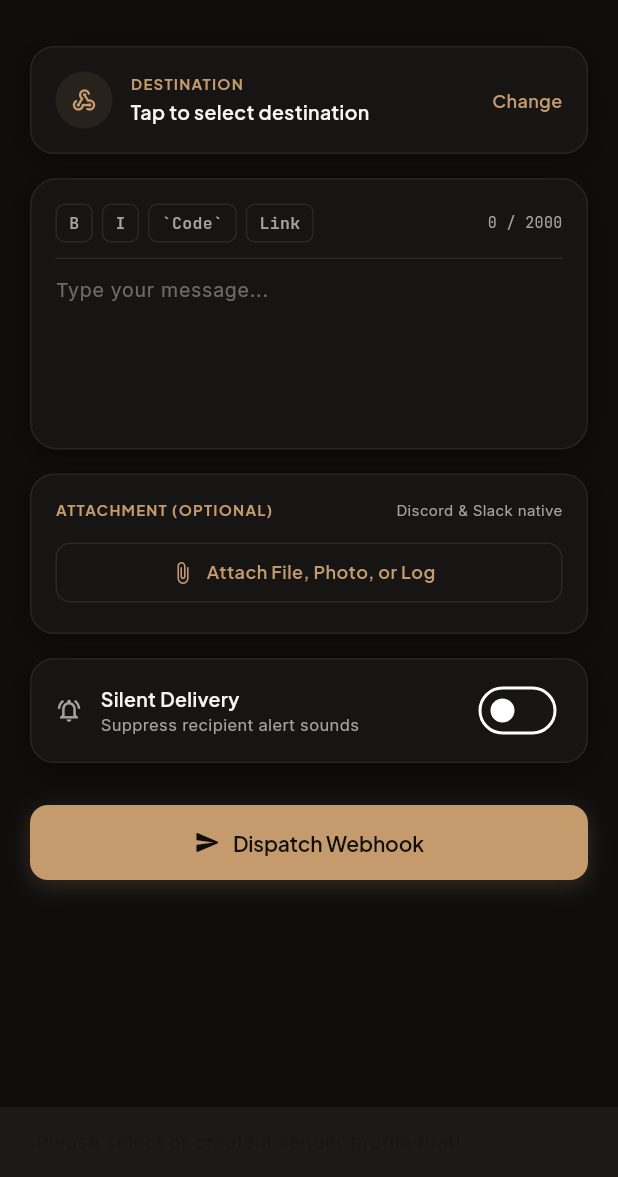
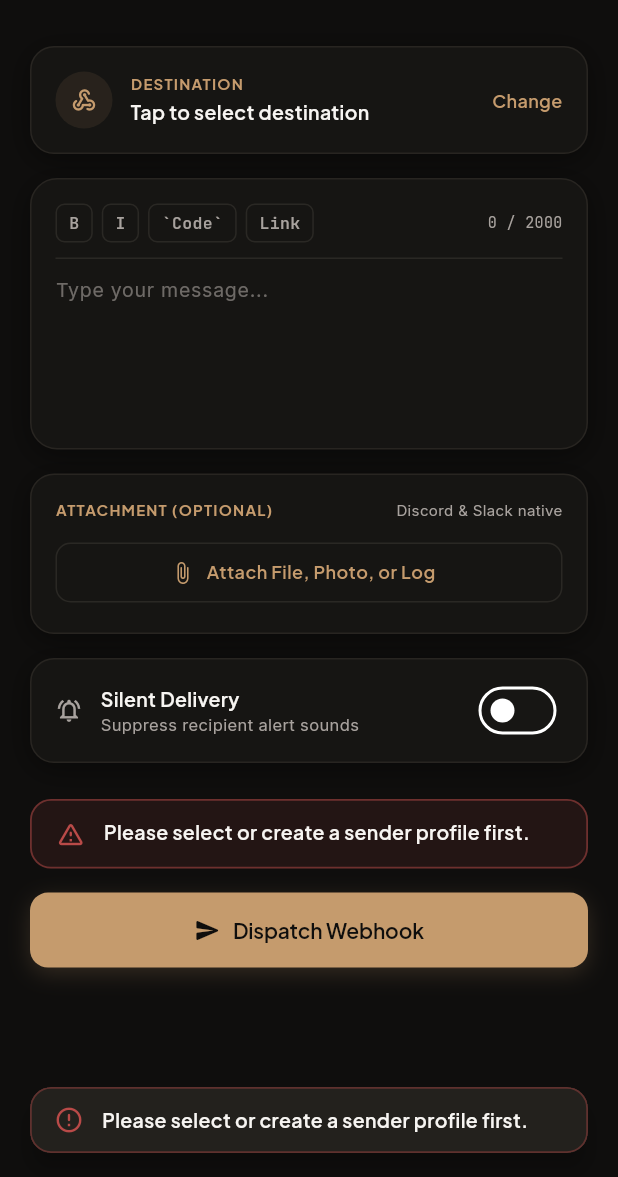
Before and after one commit to GarvitOfficial/hookDeck, a Flutter app: the SendScreen screen opened directly with empty values, after a tap on "Dispatch Webhook", on a phone screen of 412 x 824 dp, the part 59-1236 px from its top. Run offline on Flutter 3.47's test engine with Material 3 defaults, Android fonts, the light colour scheme and no system bars; our stand-ins replace google_fonts, shared_preferences; accounts and stored records are empty.

Commit message:
fix(web): replace low-contrast bottom snackbar with inline validation card and floating AppFeedback toast

```diff
--- a/lib/screens/send_screen.dart
+++ b/lib/screens/send_screen.dart
@@ -13,6 +13,7 @@ import '../widgets/luxury_glass_card.dart';
 import '../widgets/luxury_button.dart';
 import '../widgets/glowing_avatar.dart';
 import '../widgets/destination_chip.dart';
+import '../widgets/app_feedback.dart';
 import 'send_success_screen.dart';
 import 'add_webhook_sheet.dart';
 
@@ -43,6 +44,7 @@ class _SendScreenState extends State<SendScreen> {
   int? _attachedFileSize;
   bool _silentDelivery = false;
   bool _isSending = false;
+  String? _validationError;
 
   @override
   void initState() {
@@ -51,6 +53,12 @@ class _SendScreenState extends State<SendScreen> {
     _selectedWebhook = widget.initialWebhook ??
         (widget.storageService.webhooks.where((w) => w.isFavorite).firstOrNull ??
             widget.storageService.webhooks.firstOrNull);
+
+    _messageController.addListener(() {
+      if (_validationError != null && _messageController.text.trim().isNotEmpty) {
+        setState(() => _validationError = null);
+      }
+    });
   }
 
   @override
@@ -295,15 +303,15 @@ class _SendScreenState extends State<SendScreen> {
           _attachedFileName = file.name;
           _attachedFileBytes = bytes;
           _attachedFileSize = size;
+          _validationError = null;
         });
       }
     } catch (e) {
       if (mounted) {
-        ScaffoldMessenger.of(context).showSnackBar(
-          SnackBar(
-            content: Text('Could not open file: $e', style: GoogleFonts.plusJakartaSans()),
-            backgroundColor: const Color(0xFF1C1917),
-          ),
+        AppFeedback.show(
+          context,
+          message: 'Could not access file: $e',
+          isError: true,
         );
       }
     }
@@ -311,37 +319,40 @@ class _SendScreenState extends State<SendScreen> {
 
   Future<void> _handleSend() async {
     if (_selectedProfile == null) {
-      ScaffoldMessenger.of(context).showSnackBar(
-        const SnackBar(
-          content: Text('Please select or create a sender profile first!'),
-          backgroundColor: Color(0xFF1C1917),
-        ),
+      setState(() => _validationError = 'Please select or create a sender profile first.');
+      AppFeedback.show(
+        context,
+        message: 'Please select or create a sender profile first.',
+        isError: true,
       );
       return;
     }
 
     if (_selectedWebhook == null) {
-      ScaffoldMessenger.of(context).showSnackBar(
-        const SnackBar(
-          content: Text('Please connect a destination webhook first!'),
-          backgroundColor: Color(0xFF1C1917),
-        ),
+      setState(() => _validationError = 'Please connect a destination webhook first.');
+      AppFeedback.show(
+        context,
+        message: 'Please connect a destination webhook first.',
+        isError: true,
       );
       return;
     }
 
     final message = _messageController.text.trim();
     if (message.isEmpty && _attachedFileName == null) {
-      ScaffoldMessenger.of(context).showSnackBar(
-        const SnackBar(
-          content: Text('Please write a message or attach a file.'),
-          backgroundColor: Color(0xFF1C1917),
-        ),
+      setState(() => _validationError = 'Please type a message or select an attachment before dispatching.');
+      AppFeedback.show(
+        context,
+        message: 'Please type a message or select an attachment before dispatching.',
+        isError: true,
       );
       return;
     }
 
-    setState(() => _isSending = true);
+    setState(() {
+      _validationError = null;
+      _isSending = true;
+    });
     HapticFeedback.mediumImpact();
 
     final result = await WebhookService.send(
@@ -389,19 +400,15 @@ class _SendScreenState extends State<SendScreen> {
       }
     } else {
       if (mounted) {
-        ScaffoldMessenger.of(context).showSnackBar(
-          SnackBar(
-            content: Text(
-              "Delivery error: ${result.errorMessage ?? 'Status ${result.statusCode}'}",
-              style: GoogleFonts.plusJakartaSans(),
-            ),
-            backgroundColor: const Color(0xFF1C1917),
-            behavior: SnackBarBehavior.floating,
-            action: SnackBarAction(
-              label: 'Retry',
-              textColor: AppTheme.bronzeGold,
-              onPressed: _handleSend,
-            ),
+        setState(() => _validationError = result.errorMessage ?? 'Destination returned HTTP ${result.statusCode}');
+        AppFeedback.show(
+          context,
+          message: "Delivery failed: ${result.errorMessage ?? 'Status ${result.statusCode}'}",
+          isError: true,
+          action: SnackBarAction(
+            label: 'Retry',
+            textColor: AppTheme.bronzeGold,
+            onPressed: _handleSend,
           ),
         );
       }
@@ -771,7 +778,45 @@ class _SendScreenState extends State<SendScreen> {
                     ],
                   ),
                 ),
-                const SizedBox(height: 28),
+                const SizedBox(height: 24),
+
+                // Inline validation / error notice
+                if (_validationError != null) ...[
+                  Container(
+                    padding: const EdgeInsets.symmetric(horizontal: 16, vertical: 12),
+                    decoration: BoxDecoration(
+                      color: AppTheme.subtleError.withValues(alpha: 0.12),
+                      borderRadius: BorderRadius.circular(14),
+                      border: Border.all(
+                        color: AppTheme.subtleError.withValues(alpha: 0.5),
+                        width: 1.2,
+                      ),
+                    ),
+                    child: Row(
+                      crossAxisAlignment: CrossAxisAlignment.start,
+                      children: [
+                        const Icon(
+                          Icons.warning_amber_rounded,
+                          size: 20,
+                          color: AppTheme.subtleError,
+                        ),
+                        const SizedBox(width: 12),
+                        Expanded(
+                          child: Text(
+                            _validationError!,
+                            style: GoogleFonts.plusJakartaSans(
+                              color: const Color(0xFFF7F5F2),
+                              fontSize: 13,
+                              fontWeight: FontWeight.w600,
+                              height: 1.35,
+                            ),
+                          ),
+                        ),
+                      ],
+                    ),
+                  ),
+                  const SizedBox(height: 16),
+                ],
 
                 // 5. Send Webhook Button
                 LuxuryButton(
--- /dev/null
+++ b/lib/widgets/app_feedback.dart
@@ -0,0 +1,58 @@
+import 'package:flutter/material.dart';
+import 'package:google_fonts/google_fonts.dart';
+import '../theme/app_theme.dart';
+
+class AppFeedback {
+  static void show(
+    BuildContext context, {
+    required String message,
+    bool isError = false,
+    bool isSuccess = false,
+    Duration duration = const Duration(seconds: 4),
+    SnackBarAction? action,
+  }) {
+    final messenger = ScaffoldMessenger.of(context);
+    messenger.hideCurrentSnackBar();
+
+    final Color accentColor = isError
+        ? AppTheme.subtleError
+        : (isSuccess ? AppTheme.successGreen : AppTheme.bronzeGold);
+
+    final IconData icon = isError
+        ? Icons.error_outline_rounded
+        : (isSuccess ? Icons.check_circle_outline_rounded : Icons.info_outline_rounded);
+
+    messenger.showSnackBar(
+      SnackBar(
+        behavior: SnackBarBehavior.floating,
+        margin: const EdgeInsets.symmetric(horizontal: 20, vertical: 16),
+        padding: const EdgeInsets.symmetric(horizontal: 16, vertical: 12),
+        elevation: 6,
+        duration: duration,
+        shape: RoundedRectangleBorder(
+          borderRadius: BorderRadius.circular(14),
+          side: BorderSide(color: accentColor.withValues(alpha: 0.4), width: 1.2),
+        ),
+        backgroundColor: const Color(0xFF23211D),
+        content: Row(
+          children: [
+            Icon(icon, color: accentColor, size: 20),
+            const SizedBox(width: 12),
+            Expanded(
+              child: Text(
+                message,
+                style: GoogleFonts.plusJakartaSans(
+                  color: const Color(0xFFF7F5F2),
+                  fontSize: 13,
+                  fontWeight: FontWeight.w600,
+                  height: 1.3,
+                ),
+              ),
+            ),
+          ],
+        ),
+        action: action,
+      ),
+    );
+  }
+}
```
